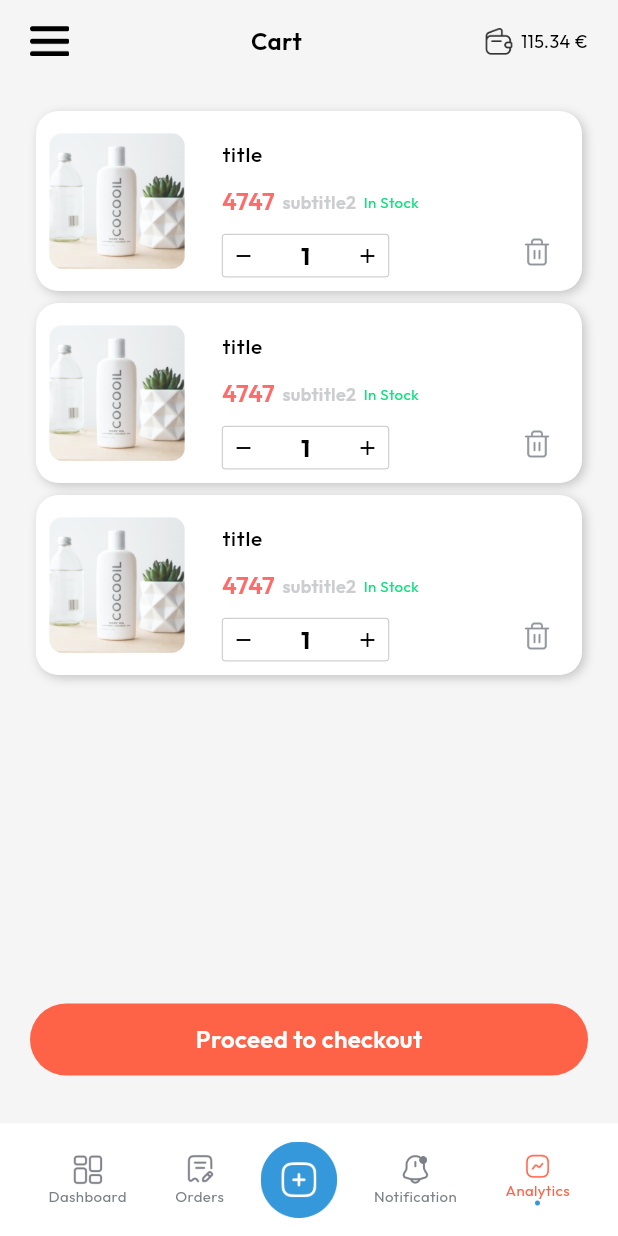
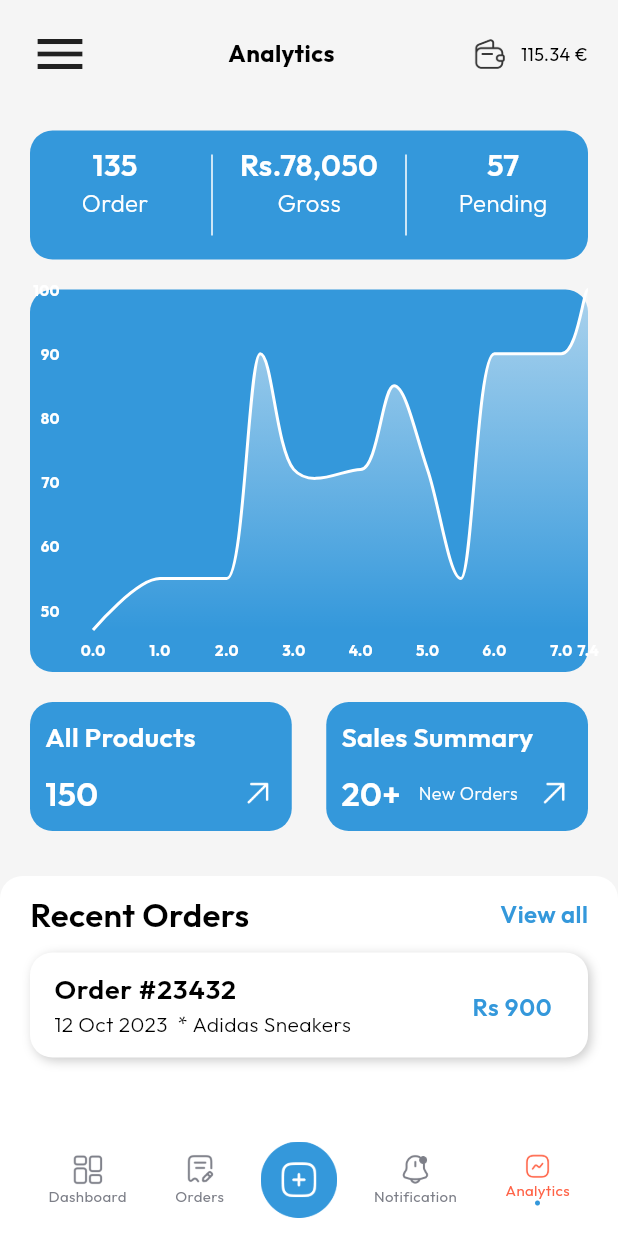
Before and after one commit to Duseca/MarcheSocialApp, a Flutter app: the SellerBottomNavBar screen opened directly, item 5 of the bottom bar chosen, on a phone screen of 412 x 824 dp. Run offline on Flutter 3.47's test engine with Material 3 defaults, Android fonts, the light colour scheme and no system bars; drawn by our look-alikes of fl_chart, flutter_slidable, input_quantity; our stand-ins replace cached_network_image, country_code_picker, dropdown_button2, flutter_svg, get, smooth_page_indicator; missing offline and left inert: another_stepper.

Commit message:
graph added

```diff
--- a/lib/constants/app_images/assets.dart
+++ b/lib/constants/app_images/assets.dart
@@ -172,6 +172,10 @@ class Assets {
   /// Assets for imagesFire
   /// assets/images/fire.png
   static const String imagesFire = "assets/images/fire.png";
+
+  /// Assets for imagesGo
+  /// assets/images/go.png
+  static const String imagesGo = "assets/images/go.png";
 
   /// Assets for imagesGoogle
   /// assets/images/google.png
@@ -357,6 +361,10 @@ class Assets {
   /// assets/images/up.png
   static const String imagesUp = "assets/images/up.png";
 
+  /// Assets for imagesUpload
+  /// assets/images/upload.png
+  static const String imagesUpload = "assets/images/upload.png";
+
   /// Assets for imagesVisacard
   /// assets/images/visacard.png
   static const String imagesVisacard = "assets/images/visacard.png";
--- a/lib/view/screens/bottom_nav_bar/seller_bottom_nav_bar.dart
+++ b/lib/view/screens/bottom_nav_bar/seller_bottom_nav_bar.dart
@@ -4,6 +4,7 @@ import 'package:marche_social_app/constants/app_colors.dart';
 import 'package:marche_social_app/view/screens/cart/cart.dart';
 import 'package:marche_social_app/view/screens/discover/discover.dart';
 import 'package:marche_social_app/view/screens/home/home.dart';
+import 'package:marche_social_app/view/screens/seller/analytics/analytics.dart';
 import 'package:marche_social_app/view/screens/seller/notifications/notifications.dart';
 import 'package:marche_social_app/view/screens/scroll/reels.dart';
 import 'package:marche_social_app/view/screens/seller/add/upload_product.dart';
@@ -44,7 +45,7 @@ class _BottomNavBarState extends State<SellerBottomNavBar> {
       case 3:
         return Notifications();
       case 4:
-        return Cart();
+        return Analytics();
 
       default:
         return Container(); // Handle unknown index
--- /dev/null
+++ b/lib/view/screens/seller/analytics/analytics.dart
@@ -0,0 +1,272 @@
+import 'package:fl_chart/fl_chart.dart';
+import 'package:flutter/material.dart';
+import 'package:get/get.dart';
+import 'package:marche_social_app/constants/app_colors.dart';
+import 'package:marche_social_app/constants/app_images/assets.dart';
+import 'package:marche_social_app/constants/app_sizes.dart';
+import 'package:marche_social_app/constants/app_styling.dart';
+import 'package:marche_social_app/view/screens/seller/analytics/all_products.dart';
+import 'package:marche_social_app/view/widget/common_image_view_widget.dart';
+import 'package:marche_social_app/view/widget/line_chart.dart';
+import 'package:marche_social_app/view/widget/main_bar.dart';
+import 'package:marche_social_app/view/widget/my_text_widget.dart';
+
+class Analytics extends StatelessWidget {
+  const Analytics({super.key});
+
+  @override
+  Widget build(BuildContext context) {
+    return SafeArea(
+      child: Scaffold(
+          body:
+              Column(crossAxisAlignment: CrossAxisAlignment.stretch, children: [
+        MainBar(
+          onmenuTap: () {},
+          title: 'Analytics',
+        ),
+        Expanded(
+            child: ListView(
+                shrinkWrap: true,
+                padding: const EdgeInsets.symmetric(vertical: 15),
+                physics: const BouncingScrollPhysics(),
+                children: [
+              Padding(
+                padding: AppSizes.HORIZONTAL,
+                child: Column(
+                  children: [
+                    Container(
+                      height: 86,
+                      decoration: rounded2(kBlueColor),
+                      child: Row(
+                        mainAxisAlignment: MainAxisAlignment.spaceEvenly,
+                        children: [
+                          ordersdata('135', 'Order'),
+                          Padding(
+                            padding: AppSizes.VERTICAL,
+                            child: VerticalDivider(
+                              color: kWhiteColor,
+                            ),
+                          ),
+                          ordersdata('Rs.78,050', 'Gross'),
+                          Padding(
+                            padding: AppSizes.VERTICAL,
+                            child: VerticalDivider(
+                              color: kWhiteColor,
+                            ),
+                          ),
+                          ordersdata('57', 'Pending')
+                        ],
+                      ),
+                    ),
+                    SizedBox(
+                      height: 20,
+                    ),
+                    Container(
+                      height: 255,
+                      decoration: rounded2(kBlueColor),
+                      child: LineChart(
+                        sampleData1(),
+                      ),
+                    ),
+                    SizedBox(
+                      height: 20,
+                    ),
+                    Row(
+                      children: [
+                        Expanded(
+                          child: InkWell(
+                            onTap: () => Get.to(() => AllProducts()),
+                            child: Container(
+                              height: 86,
+                              decoration: rounded2(kBlueColor),
+                              child: Column(
+                                mainAxisAlignment:
+                                    MainAxisAlignment.spaceEvenly,
+                                children: [
+                                  Row(
+                                    children: [
+                                      MyText(
+                                        paddingLeft: 10,
+                                        text: 'All Products',
+                                        color: kWhiteColor,
+                                        size: 18,
+                                        weight: FontWeight.w600,
+                                      ),
+                                    ],
+                                  ),
+                                  Row(
+                                    mainAxisAlignment:
+                                        MainAxisAlignment.spaceBetween,
+                                    children: [
+                                      MyText(
+                                        paddingLeft: 10,
+                                        text: '150',
+                                        color: kWhiteColor,
+                                        size: 22,
+                                        weight: FontWeight.w600,
+                                      ),
+                                      Padding(
+                                        padding:
+                                            const EdgeInsets.only(right: 10.0),
+                                        child: CommonImageView(
+                                          imagePath: Assets.imagesGo,
+                                          height: 25,
+                                        ),
+                                      )
+                                    ],
+                                  ),
+                                ],
+                              ),
+                            ),
+                          ),
+                        ),
+                        SizedBox(
+                          height: 20,
+                        ),
+                        SizedBox(
+                          width: 23,
+                        ),
+                        Expanded(
+                          child: Container(
+                            height: 86,
+                            decoration: rounded2(kBlueColor),
+                            child: Column(
+                              mainAxisAlignment: MainAxisAlignment.spaceEvenly,
+                              children: [
+                                Row(
+                                  children: [
+                                    MyText(
+                                      paddingLeft: 10,
+                                      text: 'Sales Summary',
+                                      color: kWhiteColor,
+                                      size: 18,
+                                      weight: FontWeight.w600,
+                                    ),
+                                  ],
+                                ),
+                                Row(
+                                  mainAxisAlignment:
+                                      MainAxisAlignment.spaceBetween,
+                                  children: [
+                                    MyText(
+                                      paddingLeft: 10,
+                                      text: '20+',
+                                      color: kWhiteColor,
+                                      size: 22,
+                                      weight: FontWeight.w600,
+                                    ),
+                                    MyText(
+                                      text: 'New Orders',
+                                      size: 12,
+                                      weight: FontWeight.w300,
+                                      color: kWhiteColor,
+                                    ),
+                                    Padding(
+                                      padding:
+                                          const EdgeInsets.only(right: 10.0),
+                                      child: CommonImageView(
+                                        imagePath: Assets.imagesGo,
+                                        height: 25,
+                                      ),
+                                    )
+                                  ],
+                                ),
+                              ],
+                            ),
+                          ),
+                        ),
+                      ],
+                    ),
+                  ],
+                ),
+              ),
+              SizedBox(
+                height: 30,
+              ),
+              Container(
+                height: 280,
+                decoration: rounded2(kWhiteColor),
+                child: Column(
+                  children: [
+                    SizedBox(
+                      height: 10,
+                    ),
+                    Padding(
+                      padding: AppSizes.HORIZONTAL,
+                      child: Row(
+                          mainAxisAlignment: MainAxisAlignment.spaceBetween,
+                          children: [
+                            MyText(
+                              text: 'Recent Orders',
+                              size: 22,
+                              weight: FontWeight.w600,
+                            ),
+                            MyText(
+                              paddingLeft: 10,
+                              text: 'View all',
+                              size: 16,
+                              color: kBlueColor,
+                              weight: FontWeight.w600,
+                            ),
+                          ]),
+                    ),
+                    SizedBox(
+                      height: 10,
+                    ),
+                    Padding(
+                      padding: AppSizes.HORIZONTAL,
+                      child: Container(
+                        height: 70,
+                        decoration: rounded(kWhiteColor),
+                        child: Center(
+                          child: ListTile(
+                            title: MyText(
+                              text: 'Order #23432',
+                              size: 18,
+                              weight: FontWeight.w600,
+                            ),
+                            subtitle: MyText(
+                              text: '12 Oct 2023  * Adidas Sneakers',
+                              size: 14,
+                              weight: FontWeight.w300,
+                            ),
+                            trailing: MyText(
+                              text: 'Rs 900',
+                              size: 16,
+                              color: kBlueColor,
+                              weight: FontWeight.w600,
+                            ),
+                          ),
+                        ),
+                      ),
+                    )
+                  ],
+                ),
+              )
+            ]))
+      ])),
+    );
+  }
+
+  Widget ordersdata(title, subtitle) {
+    return Expanded(
+      child: ListTile(
+        contentPadding: EdgeInsets.all(0),
+        subtitle: Column(children: [
+          MyText(
+            text: title,
+            size: 20,
+            color: kWhiteColor,
+            weight: FontWeight.w600,
+          ),
+          MyText(
+            text: subtitle,
+            size: 16,
+            color: kWhiteColor,
+            weight: FontWeight.w300,
+          ),
+        ]),
+      ),
+    );
+  }
+}
--- a/lib/view/widget/custom_check_box.dart
+++ b/lib/view/widget/custom_check_box.dart
@@ -42,7 +42,7 @@ class CustomCheckBox extends StatelessWidget {
             : Icon(
                 Icons.check,
                 size: 11,
-                color: kWhiteColor,
+                color: isActive == true ? KTertiaryColor : kWhiteColor,
               ),
       ),
     );
--- /dev/null
+++ b/lib/view/widget/line_chart.dart
@@ -0,0 +1,85 @@
+import 'package:fl_chart/fl_chart.dart';
+import 'package:flutter/material.dart';
+import 'package:marche_social_app/constants/app_colors.dart';
+import 'package:marche_social_app/constants/app_fonts.dart';
+
+LineChartData sampleData1() {
+  final Color gradientColor1 = Color.fromARGB(155, 248, 248, 248);
+  final Color gradientColor2 = Color.fromARGB(0, 255, 255, 255);
+  return LineChartData(
+    gridData: FlGridData(
+      show: false, drawVerticalLine: true,
+      drawHorizontalLine: true,
+      verticalInterval: 1, // Set the interval for vertical lines
+      horizontalInterval: 10,
+    ),
+    titlesData: FlTitlesData(
+      leftTitles: SideTitles(
+        getTextStyles: myCustomTextStyle,
+        showTitles: true,
+        getTitles: (value) {
+          if (value % 5 == 0) {
+            int steps = (value / 5).toInt() * 5;
+            return '$steps ';
+          }
+          return '';
+        },
+        margin: 20,
+      ),
+      bottomTitles: SideTitles(
+        getTextStyles: myCustomTextStyle,
+        showTitles: true,
+        getTitles: (value) {
+          return value.toString();
+        },
+      ),
+    ),
+    borderData: FlBorderData(show: false),
+    lineBarsData: [
+      LineChartBarData(
+        spots: [
+          FlSpot(0, 47), // Change these values accordingly
+          FlSpot(1, 55),
+          FlSpot(2, 55),
+          FlSpot(2.5, 90),
+          FlSpot(3, 72),
+          FlSpot(4, 72),
+          FlSpot(4.5, 85),
+          FlSpot(5, 72),
+          FlSpot(5.5, 55),
+          FlSpot(6, 90),
+          FlSpot(7, 90),
+          FlSpot(7.4, 100)
+        ],
+        preventCurveOverShooting: true,
+        preventCurveOvershootingThreshold: -10,
+        isCurved: true,
+        colors: [kWhiteColor],
+        show: true,
+
+        belowBarData: BarAreaData(
+          show: true,
+          colors: [
+            gradientColor1,
+            gradientColor2,
+          ],
+
+          gradientFrom: Offset(0, 0), // Set to topCenter
+          gradientTo: Offset(0, 1),
+        ),
+
+        dotData: FlDotData(show: false), // Hide the dots
+      ),
+    ],
+  );
+}
+
+// Your custom text style function
+
+TextStyle? myCustomTextStyle(BuildContext context, double textSize) {
+  return TextStyle(
+      fontSize: 10,
+      fontWeight: FontWeight.bold,
+      color: kWhiteColor,
+      fontFamily: AppFonts.OUTFit_DISPLAY);
+}
--- a/pubspec.yaml
+++ b/pubspec.yaml
@@ -14,6 +14,7 @@ dependencies:
   country_code_picker: ^3.0.0
   cupertino_icons: ^1.0.2
   dropdown_button2: ^1.8.7
+  fl_chart: ^0.36.0
   flutter:
     sdk: flutter
   flutter_slidable: ^0.6.0
```
Also changed, not shown: lib/view/screens/seller/add/upload_product.dart (+69 -3 lines), lib/view/screens/seller/analytics/all_products.dart (added, +87 -0 lines), lib/view/screens/seller/analytics/sales_summary.dart (added, +28 -0 lines), lib/view/screens/seller/analytics/series.products.dart (added, +38 -0 lines), lib/view/screens/seller/analytics/single_products.dart (added, +10 -0 lines), lib/view/widget/seller_color_selector.dart (added, +144 -0 lines), assets/images/go.png (added), assets/images/upload.png (added), pubspec.lock.
